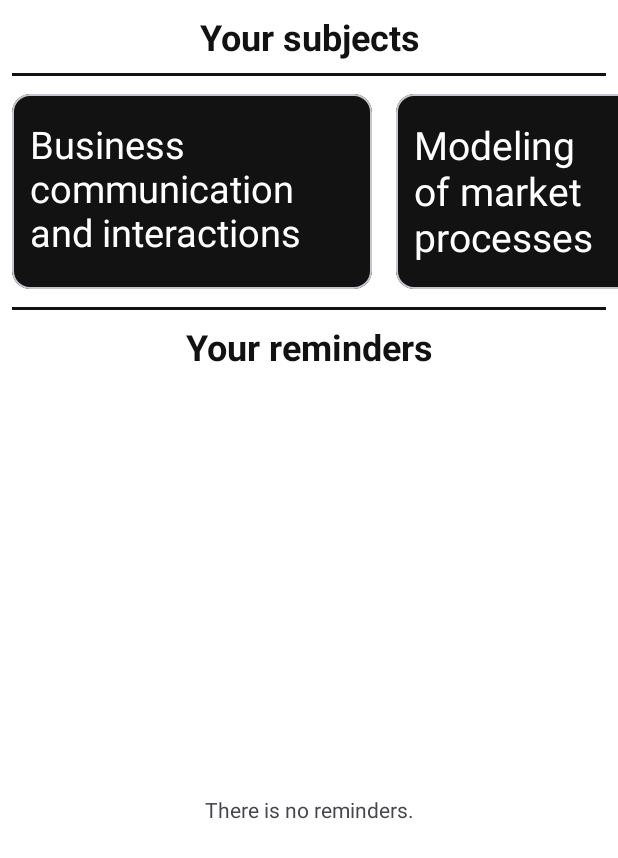
After one commit to rbdmazur/AndroidAppSchedule, an Android app built with Jetpack Compose: the fragment SubjectsFragment shown on its own in the app's theme, on a phone screen of 412 x 824 dp. The commit adds this screen. Shown: the top 858 px of the screen. Run offline under Robolectric (Android 15) with nearby library versions, the phone set to English and light mode, and no system bars; our stand-ins replace Room's generated code.

Commit message:
Added subjects Fragment with SubjectsAdapter

```diff
--- a/app/src/main/java/com/example/schedule/schedulefragment/createschedule/CreateScheduleFragment.kt
+++ b/app/src/main/java/com/example/schedule/schedulefragment/createschedule/CreateScheduleFragment.kt
@@ -17,7 +17,6 @@ import com.example.schedule.model.Lesson
 import com.example.schedule.model.ScheduleForDay
 import com.example.schedule.model.Subject
 import com.example.schedule.repositories.ScheduleRepository
-import kotlinx.coroutines.async
 import kotlinx.coroutines.launch
 import java.util.UUID
 
--- /dev/null
+++ b/app/src/main/java/com/example/schedule/subjectsfragment/SubjectsAdapter.kt
@@ -0,0 +1,37 @@
+package com.example.schedule.subjectsfragment
+
+import android.view.LayoutInflater
+import android.view.ViewGroup
+import androidx.recyclerview.widget.RecyclerView
+import com.example.schedule.databinding.SubjectCardItemBinding
+import com.example.schedule.model.Subject
+import java.util.zip.Inflater
+
+class SubjectsAdapter(
+    private val list: List<Subject>
+) : RecyclerView.Adapter<SubjectsAdapter.SubjectsViewHolder>()  {
+
+    inner class SubjectsViewHolder(
+        private val binding: SubjectCardItemBinding
+    ) : RecyclerView.ViewHolder(binding.root) {
+
+        fun bind(subject: Subject) {
+            binding.subjectTitleTextView.text = subject.name
+        }
+    }
+
+    override fun onCreateViewHolder(parent: ViewGroup, viewType: Int): SubjectsViewHolder {
+        val inflater = LayoutInflater.from(parent.context)
+        val binding = SubjectCardItemBinding.inflate(inflater, parent, false)
+        return SubjectsViewHolder(binding)
+    }
+
+    override fun getItemCount(): Int {
+        return list.size
+    }
+
+    override fun onBindViewHolder(holder: SubjectsViewHolder, position: Int) {
+        val subj = list[position]
+        holder.bind(subj)
+    }
+}
--- /dev/null
+++ b/app/src/main/java/com/example/schedule/subjectsfragment/SubjectsFragment.kt
@@ -0,0 +1,52 @@
+package com.example.schedule.subjectsfragment
+
+import android.os.Bundle
+import androidx.fragment.app.Fragment
+import android.view.LayoutInflater
+import android.view.View
+import android.view.ViewGroup
+import androidx.lifecycle.Lifecycle
+import androidx.lifecycle.lifecycleScope
+import androidx.lifecycle.repeatOnLifecycle
+import androidx.recyclerview.widget.LinearLayoutManager
+import com.example.schedule.R
+import com.example.schedule.databinding.FragmentSubjectsBinding
+import com.example.schedule.repositories.ScheduleRepository
+import kotlinx.coroutines.launch
+
+
+class SubjectsFragment : Fragment() {
+
+    private var _binding: FragmentSubjectsBinding? = null
+    private val binding: FragmentSubjectsBinding
+        get() = checkNotNull(_binding)
+
+    private val scheduleRepository = ScheduleRepository.get()
+
+
+
+    override fun onCreateView(
+        inflater: LayoutInflater, container: ViewGroup?,
+        savedInstanceState: Bundle?
+    ): View? {
+        _binding = FragmentSubjectsBinding.inflate(inflater, container, false)
+        binding.subjectsRecyclerView.layoutManager =
+            LinearLayoutManager(context, LinearLayoutManager.HORIZONTAL, false)
+        return binding.root
+    }
+
+    override fun onViewCreated(view: View, savedInstanceState: Bundle?) {
+        viewLifecycleOwner.lifecycleScope.launch {
+            viewLifecycleOwner.repeatOnLifecycle(Lifecycle.State.STARTED) {
+                binding.subjectsRecyclerView.adapter = SubjectsAdapter(
+                    scheduleRepository.getSubjects()
+                )
+            }
+        }
+    }
+
+    override fun onDestroyView() {
+        super.onDestroyView()
+        _binding = null
+    }
+}
--- /dev/null
+++ b/app/src/main/res/layout/fragment_subjects.xml
@@ -0,0 +1,59 @@
+<?xml version="1.0" encoding="utf-8"?>
+<LinearLayout xmlns:android="http://schemas.android.com/apk/res/android"
+    xmlns:app="http://schemas.android.com/apk/res-auto"
+    android:layout_width="match_parent"
+    android:layout_height="match_parent"
+    android:orientation="vertical">
+    <TextView
+        android:layout_width="match_parent"
+        android:layout_height="wrap_content"
+        android:text="@string/subjects_frag_title"
+        style="@style/TextH"
+        android:textAlignment="center"
+        android:layout_marginVertical="8dp"
+        android:textSize="24sp"/>
+    <View
+        android:layout_width="match_parent"
+        android:layout_height="2dp"
+        android:background="@color/coal"
+        android:layout_marginHorizontal="8dp"/>
+    <androidx.recyclerview.widget.RecyclerView
+        android:id="@+id/subjects_recycler_view"
+        android:layout_width="match_parent"
+        android:layout_height="wrap_content"
+        android:layout_marginVertical="8dp"/>
+    <View
+        android:layout_width="match_parent"
+        android:layout_height="2dp"
+        android:background="@color/coal"
+        android:layout_marginHorizontal="8dp"/>
+    <TextView
+        android:layout_width="match_parent"
+        android:layout_height="wrap_content"
+        android:text="@string/subjects_reminders"
+        style="@style/TextH"
+        android:textSize="24sp"
+        android:textAlignment="center"
+        android:layout_marginVertical="8dp"/>
+    <androidx.constraintlayout.widget.ConstraintLayout
+        android:layout_width="match_parent"
+        android:layout_height="match_parent"
+        android:layout_gravity="center">
+        <androidx.recyclerview.widget.RecyclerView
+            android:id="@+id/reminders_recycler_view"
+            android:layout_width="match_parent"
+            android:layout_height="match_parent"
+            android:visibility="invisible"/>
+
+        <TextView
+            android:layout_width="wrap_content"
+            android:layout_height="wrap_content"
+            android:text="There is no reminders."
+            android:textAlignment="center"
+            app:layout_constraintBottom_toBottomOf="parent"
+            app:layout_constraintEnd_toEndOf="parent"
+            app:layout_constraintStart_toStartOf="parent"
+            app:layout_constraintTop_toTopOf="parent" />
+    </androidx.constraintlayout.widget.ConstraintLayout>
+
+</LinearLayout>
--- /dev/null
+++ b/app/src/main/res/layout/subject_card_item.xml
@@ -0,0 +1,36 @@
+<?xml version="1.0" encoding="utf-8"?>
+<androidx.constraintlayout.widget.ConstraintLayout xmlns:android="http://schemas.android.com/apk/res/android"
+    xmlns:app="http://schemas.android.com/apk/res-auto"
+    android:layout_width="wrap_content"
+    android:layout_height="wrap_content"
+    xmlns:tools="http://schemas.android.com/tools">
+
+    <com.google.android.material.card.MaterialCardView
+        android:id="@+id/subject_card"
+        android:layout_width="240dp"
+        android:layout_height="130dp"
+        android:layout_marginStart="8dp"
+        android:layout_marginTop="4dp"
+        android:layout_marginEnd="8dp"
+        android:layout_marginBottom="4dp"
+        app:cardBackgroundColor="@color/coal"
+        app:layout_constraintBottom_toBottomOf="parent"
+        app:layout_constraintEnd_toEndOf="parent"
+        app:layout_constraintStart_toStartOf="parent"
+        app:layout_constraintTop_toTopOf="parent">
+        <TextView
+            android:id="@+id/subject_title_text_view"
+            android:layout_width="match_parent"
+            android:layout_height="match_parent"
+            android:textAlignment="inherit"
+            tools:text="Fundamentals of intellectual property management"
+            android:layout_marginEnd="32dp"
+            android:paddingHorizontal="12dp"
+            android:paddingVertical="16dp"
+            android:textColor="@color/white"
+            android:textSize="12sp"
+            app:autoSizeTextType="uniform"/>
+
+    </com.google.android.material.card.MaterialCardView>
+
+</androidx.constraintlayout.widget.ConstraintLayout>
--- a/app/src/main/res/values/strings.xml
+++ b/app/src/main/res/values/strings.xml
@@ -69,4 +69,8 @@
     <string name="cancel_button">Cancel</string>
     <string name="subjects_counter">Subjects: %d</string>
     <string name="subjects_warning_blank">Please, enter subject name.</string>
+
+    <string name="subjects_frag_title">Your subjects</string>
+    <string name="subjects_reminders">Your reminders</string>
+    <string name="subjects_add_reminder_button">Add reminder</string>
 </resources>
```
